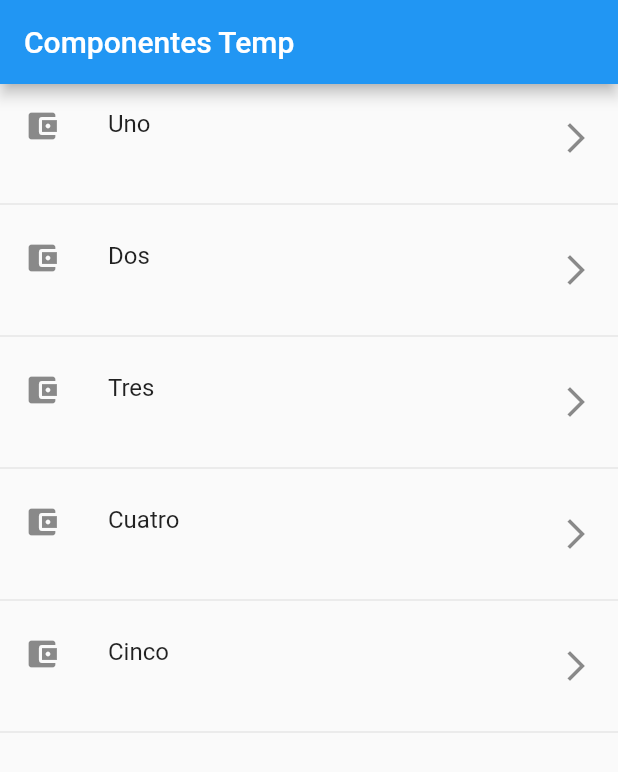
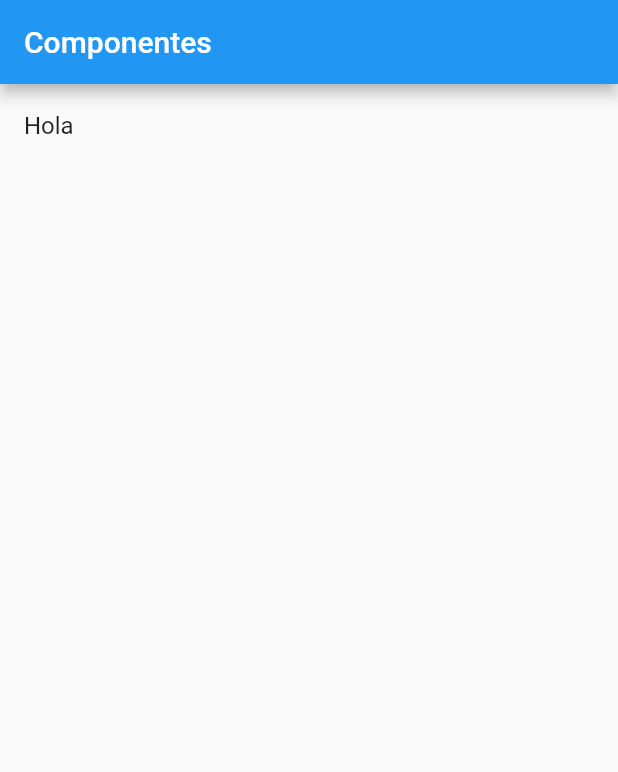
Before and after one commit to emora029/components, a Flutter app: the screen it shows after launch, on a phone screen of 412 x 824 dp. Shown: the top 772 px of the screen. Run offline on Flutter 3.47's test engine with Material 2 defaults, Android fonts, the phone set to English and light mode, and no system bars.

```diff
--- a/lib/main.dart
+++ b/lib/main.dart
@@ -1,5 +1,6 @@
-import 'package:components/src/pages/home_temp.dart';
 import 'package:flutter/material.dart';
+
+import 'package:components/src/pages/home_page.dart';
 
 void main() => runApp(MyApp());
 
@@ -9,7 +10,7 @@ class MyApp extends StatelessWidget {
     return MaterialApp(
       title: 'Componentes App',
       debugShowCheckedModeBanner: false,
-      home: HomePageTemp(),
+      home: HomePage(),
     );
   }
 }
--- /dev/null
+++ b/lib/src/pages/home_page.dart
@@ -0,0 +1,34 @@
+import 'package:flutter/material.dart';
+
+import 'package:components/src/providers/menu_provider.dart';
+
+class HomePage extends StatelessWidget {
+  @override
+  Widget build(BuildContext context) {
+    return Scaffold(
+      appBar: AppBar(
+        title: Text('Componentes'),
+      ),
+      body: _lista(),
+    );
+  }
+
+  Widget _lista() {
+
+    print(menuProvider.opciones);
+
+    return ListView(
+      children: _ListaItems(),
+    );
+  }
+
+  List<Widget> _ListaItems() {
+    return [
+      ListTile(
+        title: Text('Hola'),
+      )
+    ];
+  }
+
+
+}
--- a/lib/src/pages/home_temp.dart
+++ /dev/null
@@ -1,37 +0,0 @@
-import 'package:flutter/material.dart';
-
-class HomePageTemp extends StatelessWidget {
-
-  final opciones = ['Uno', 'Dos', 'Tres', 'Cuatro', 'Cinco'];
-
-  @override
-  Widget build(BuildContext context) {
-    return Scaffold(
-      appBar: AppBar(
-        title: Text('Componentes Temp'),
-      ),
-      body: ListView(
-        children: _crearItems()
-      ),
-    );
-  }
-
-  List<Widget> _crearItems(){
-
-    return opciones.map( (item){
-      return Column(
-        children: <Widget>[
-          ListTile(
-            title: Text(item),
-            subtitle: Text(''),
-            leading: Icon(Icons.account_balance_wallet),
-            trailing: Icon(Icons.arrow_forward_ios),
-            onTap: (){},
-          ),
-          Divider()
-        ],
-      );
-    }).toList();
-  }
-
-}
--- a/pubspec.yaml
+++ b/pubspec.yaml
@@ -41,9 +41,8 @@ flutter:
   uses-material-design: true
 
   # To add assets to your application, add an assets section, like this:
-  # assets:
-  #  - images/a_dot_burr.jpeg
-  #  - images/a_dot_ham.jpeg
+  assets:
+    - data/menu_opts.json
 
   # An image asset can refer to one or more resolution-specific "variants", see
   # https://flutter.dev/assets-and-images/#resolution-aware.
```
Also changed, not shown: data/menu_opts.json (added, +20 -0 lines), lib/src/providers/menu_provider.dart (added, +18 -0 lines), assets/jar-loading.gif (added), 1 other file.
